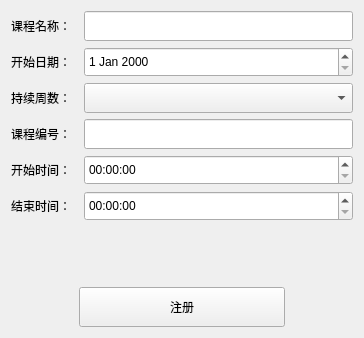
UESTC-ICT401/Attendance, file UI/ui_course_add.ui: the form before one commit.
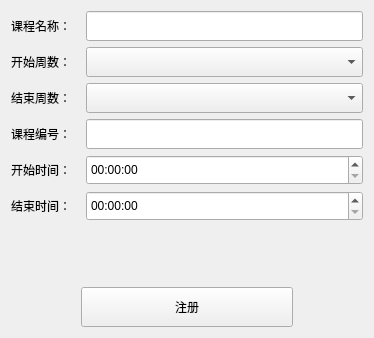
The form after the commit.

Commit message: 修改内容：修改css字体属性，IU课程添加方式按周数来 问题描述：css的widget里面需要添加字体颜色，不然就会跟背景颜色，看不见。周数添加更加人性化

What changed in the file:
```diff
--- a/UI/ui_course_add.ui
+++ b/UI/ui_course_add.ui
@@ -6,7 +6,7 @@
    <rect>
     <x>0</x>
     <y>0</y>
-    <width>364</width>
+    <width>374</width>
     <height>338</height>
    </rect>
   </property>
@@ -46,7 +46,7 @@
           </size>
          </property>
          <property name="text">
-          <string>开始日期：</string>
+          <string>开始周数：</string>
          </property>
         </widget>
        </item>
@@ -59,7 +59,7 @@
           </size>
          </property>
          <property name="text">
-          <string>持续周数：</string>
+          <string>结束周数：</string>
          </property>
         </widget>
        </item>
@@ -123,7 +123,7 @@
         </widget>
        </item>
        <item>
-        <widget class="QDateEdit" name="dateEdit_startdate">
+        <widget class="QComboBox" name="comboBox_startWeeks">
          <property name="minimumSize">
           <size>
            <width>0</width>
```
Left out of the diff: 2 changed lines with no effect on the pictures. The commit also changes 3 other files.
